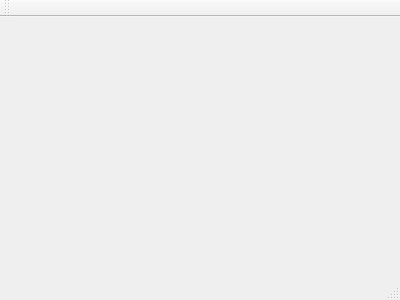
Before: the Qt Designer form seabattleclient/mainwindow.ui in lefrostx/seabattle, drawn with Qt 5.
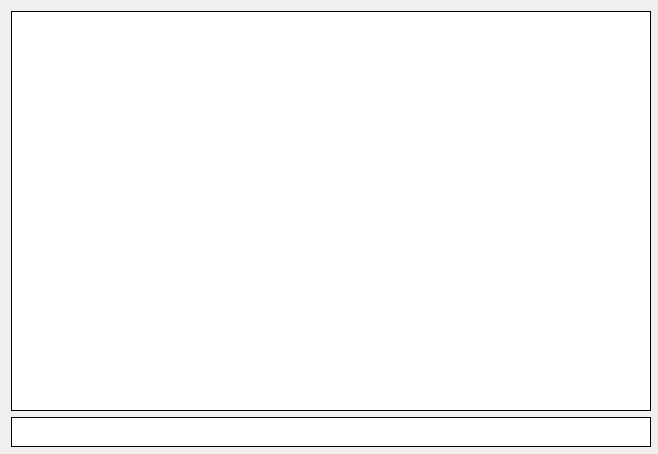
After: the same form once the commit is applied.

Commit message: Создана форма со стартовой картинкой.

Patch:
```diff
--- a/seabattleclient/mainwindow.ui
+++ b/seabattleclient/mainwindow.ui
@@ -1,24 +1,950 @@
 <ui version="4.0">
  <class>MainWindow</class>
- <widget class="QMainWindow" name="MainWindow" >
-  <property name="geometry" >
+ <widget class="QMainWindow" name="MainWindow">
+  <property name="geometry">
    <rect>
     <x>0</x>
     <y>0</y>
-    <width>400</width>
-    <height>300</height>
+    <width>658</width>
+    <height>454</height>
    </rect>
   </property>
-  <property name="windowTitle" >
-   <string>MainWindow</string>
+  <property name="sizePolicy">
+   <sizepolicy hsizetype="Fixed" vsizetype="Fixed">
+    <horstretch>0</horstretch>
+    <verstretch>0</verstretch>
+   </sizepolicy>
   </property>
-  <widget class="QMenuBar" name="menuBar" />
-  <widget class="QToolBar" name="mainToolBar" />
-  <widget class="QWidget" name="centralWidget" />
-  <widget class="QStatusBar" name="statusBar" />
+  <property name="minimumSize">
+   <size>
+    <width>658</width>
+    <height>454</height>
+   </size>
+  </property>
+  <property name="maximumSize">
+   <size>
+    <width>658</width>
+    <height>454</height>
+   </size>
+  </property>
+  <property name="windowTitle">
+   <string>Морской флот</string>
+  </property>
+  <widget class="QWidget" name="centralWidget">
+   <property name="sizePolicy">
+    <sizepolicy hsizetype="Fixed" vsizetype="Fixed">
+     <horstretch>0</horstretch>
+     <verstretch>0</verstretch>
+    </sizepolicy>
+   </property>
+   <property name="minimumSize">
+    <size>
+     <width>658</width>
+     <height>454</height>
+    </size>
+   </property>
+   <property name="maximumSize">
+    <size>
+     <width>658</width>
+     <height>454</height>
+    </size>
+   </property>
+   <layout class="QVBoxLayout" name="verticalLayout">
+    <property name="sizeConstraint">
+     <enum>QLayout::SetFixedSize</enum>
+    </property>
+    <item>
+     <widget class="QFrame" name="pictureMain">
+      <property name="sizePolicy">
+       <sizepolicy hsizetype="Fixed" vsizetype="Fixed">
+        <horstretch>0</horstretch>
+        <verstretch>0</verstretch>
+       </sizepolicy>
+      </property>
+      <property name="minimumSize">
+       <size>
+        <width>640</width>
+        <height>400</height>
+       </size>
+      </property>
+      <property name="palette">
+       <palette>
+        <active>
+         <colorrole role="WindowText">
+          <brush brushstyle="SolidPattern">
+           <color alpha="255">
+            <red>0</red>
+            <green>0</green>
+            <blue>0</blue>
+           </color>
+          </brush>
+         </colorrole>
+         <colorrole role="Button">
+          <brush brushstyle="SolidPattern">
+           <color alpha="255">
+            <red>255</red>
+            <green>255</green>
+            <blue>255</blue>
+           </color>
+          </brush>
+         </colorrole>
+         <colorrole role="Light">
+          <brush brushstyle="SolidPattern">
+           <color alpha="255">
+            <red>255</red>
+            <green>255</green>
+            <blue>255</blue>
+           </color>
+          </brush>
+         </colorrole>
+         <colorrole role="Midlight">
+          <brush brushstyle="SolidPattern">
+           <color alpha="255">
+            <red>255</red>
+            <green>255</green>
+            <blue>255</blue>
+           </color>
+          </brush>
+         </colorrole>
+         <colorrole role="Dark">
+          <brush brushstyle="SolidPattern">
+           <color alpha="255">
+            <red>127</red>
+            <green>127</green>
+            <blue>127</blue>
+           </color>
+          </brush>
+         </colorrole>
+         <colorrole role="Mid">
+          <brush brushstyle="SolidPattern">
+           <color alpha="255">
+            <red>170</red>
+            <green>170</green>
+            <blue>170</blue>
+           </color>
+          </brush>
+         </colorrole>
+         <colorrole role="Text">
+          <brush brushstyle="SolidPattern">
+           <color alpha="255">
+            <red>0</red>
+            <green>0</green>
+            <blue>0</blue>
+           </color>
+          </brush>
+         </colorrole>
+         <colorrole role="BrightText">
+          <brush brushstyle="SolidPattern">
+           <color alpha="255">
+            <red>255</red>
+            <green>255</green>
+            <blue>255</blue>
+           </color>
+          </brush>
+         </colorrole>
+         <colorrole role="ButtonText">
+          <brush brushstyle="SolidPattern">
+           <color alpha="255">
+            <red>0</red>
+            <green>0</green>
+            <blue>0</blue>
+           </color>
+          </brush>
+         </colorrole>
+         <colorrole role="Base">
+          <brush brushstyle="SolidPattern">
+           <color alpha="255">
+            <red>255</red>
+            <green>255</green>
+            <blue>255</blue>
+           </color>
+          </brush>
+         </colorrole>
+         <colorrole role="Window">
+          <brush brushstyle="SolidPattern">
+           <color alpha="255">
+            <red>255</red>
+            <green>255</green>
+            <blue>255</blue>
+           </color>
+          </brush>
+         </colorrole>
+         <colorrole role="Shadow">
+          <brush brushstyle="SolidPattern">
+           <color alpha="255">
+            <red>0</red>
+            <green>0</green>
+            <blue>0</blue>
+           </color>
+          </brush>
+         </colorrole>
+         <colorrole role="AlternateBase">
+          <brush brushstyle="SolidPattern">
+           <color alpha="255">
+            <red>255</red>
+            <green>255</green>
+            <blue>255</blue>
+           </color>
+          </brush>
+         </colorrole>
+         <colorrole role="ToolTipBase">
+          <brush brushstyle="SolidPattern">
+           <color alpha="255">
+            <red>255</red>
+            <green>255</green>
+            <blue>220</blue>
+           </color>
+          </brush>
+         </colorrole>
+         <colorrole role="ToolTipText">
+          <brush brushstyle="SolidPattern">
+           <color alpha="255">
+            <red>0</red>
+            <green>0</green>
+            <blue>0</blue>
+           </color>
+          </brush>
+         </colorrole>
+        </active>
+        <inactive>
+         <colorrole role="WindowText">
+          <brush brushstyle="SolidPattern">
+           <color alpha="255">
+            <red>0</red>
+            <green>0</green>
+            <blue>0</blue>
+           </color>
+          </brush>
+         </colorrole>
+         <colorrole role="Button">
+          <brush brushstyle="SolidPattern">
+           <color alpha="255">
+            <red>255</red>
+            <green>255</green>
+            <blue>255</blue>
+           </color>
+          </brush>
+         </colorrole>
+         <colorrole role="Light">
+          <brush brushstyle="SolidPattern">
+           <color alpha="255">
+            <red>255</red>
+            <green>255</green>
+            <blue>255</blue>
+           </color>
+          </brush>
+         </colorrole>
+         <colorrole role="Midlight">
+          <brush brushstyle="SolidPattern">
+           <color alpha="255">
+            <red>255</red>
+            <green>255</green>
+            <blue>255</blue>
+           </color>
+          </brush>
+         </colorrole>
+         <colorrole role="Dark">
+          <brush brushstyle="SolidPattern">
+           <color alpha="255">
+            <red>127</red>
+            <green>127</green>
+            <blue>127</blue>
+           </color>
+          </brush>
+         </colorrole>
+         <colorrole role="Mid">
+          <brush brushstyle="SolidPattern">
+           <color alpha="255">
+            <red>170</red>
+            <green>170</green>
+            <blue>170</blue>
+           </color>
+          </brush>
+         </colorrole>
+         <colorrole role="Text">
+          <brush brushstyle="SolidPattern">
+           <color alpha="255">
+            <red>0</red>
+            <green>0</green>
+            <blue>0</blue>
+           </color>
+          </brush>
+         </colorrole>
+         <colorrole role="BrightText">
+          <brush brushstyle="SolidPattern">
+           <color alpha="255">
+            <red>255</red>
+            <green>255</green>
+            <blue>255</blue>
+           </color>
+          </brush>
+         </colorrole>
+         <colorrole role="ButtonText">
+          <brush brushstyle="SolidPattern">
+           <color alpha="255">
+            <red>0</red>
+            <green>0</green>
+            <blue>0</blue>
+           </color>
+          </brush>
+         </colorrole>
+         <colorrole role="Base">
+          <brush brushstyle="SolidPattern">
+           <color alpha="255">
+            <red>255</red>
+            <green>255</green>
+            <blue>255</blue>
+           </color>
+          </brush>
+         </colorrole>
+         <colorrole role="Window">
+          <brush brushstyle="SolidPattern">
+           <color alpha="255">
+            <red>255</red>
+            <green>255</green>
+            <blue>255</blue>
+           </color>
+          </brush>
+         </colorrole>
+         <colorrole role="Shadow">
+          <brush brushstyle="SolidPattern">
+           <color alpha="255">
+            <red>0</red>
+            <green>0</green>
+            <blue>0</blue>
+           </color>
+          </brush>
+         </colorrole>
+         <colorrole role="AlternateBase">
+          <brush brushstyle="SolidPattern">
+           <color alpha="255">
+            <red>255</red>
+            <green>255</green>
+            <blue>255</blue>
+           </color>
+          </brush>
+         </colorrole>
+         <colorrole role="ToolTipBase">
+          <brush brushstyle="SolidPattern">
+           <color alpha="255">
+            <red>255</red>
+            <green>255</green>
+            <blue>220</blue>
+           </color>
+          </brush>
+         </colorrole>
+         <colorrole role="ToolTipText">
+          <brush brushstyle="SolidPattern">
+           <color alpha="255">
+            <red>0</red>
+            <green>0</green>
+            <blue>0</blue>
+           </color>
+          </brush>
+         </colorrole>
+        </inactive>
+        <disabled>
+         <colorrole role="WindowText">
+          <brush brushstyle="SolidPattern">
+           <color alpha="255">
+            <red>127</red>
+            <green>127</green>
+            <blue>127</blue>
+           </color>
+          </brush>
+         </colorrole>
+         <colorrole role="Button">
+          <brush brushstyle="SolidPattern">
+           <color alpha="255">
+            <red>255</red>
+            <green>255</green>
+            <blue>255</blue>
+           </color>
+          </brush>
+         </colorrole>
+         <colorrole role="Light">
+          <brush brushstyle="SolidPattern">
+           <color alpha="255">
+            <red>255</red>
+            <green>255</green>
+            <blue>255</blue>
+           </color>
+          </brush>
+         </colorrole>
+         <colorrole role="Midlight">
+          <brush brushstyle="SolidPattern">
+           <color alpha="255">
+            <red>255</red>
+            <green>255</green>
+            <blue>255</blue>
+           </color>
+          </brush>
+         </colorrole>
+         <colorrole role="Dark">
+          <brush brushstyle="SolidPattern">
+           <color alpha="255">
+            <red>127</red>
+            <green>127</green>
+            <blue>127</blue>
+           </color>
+          </brush>
+         </colorrole>
+         <colorrole role="Mid">
+          <brush brushstyle="SolidPattern">
+           <color alpha="255">
+            <red>170</red>
+            <green>170</green>
+            <blue>170</blue>
+           </color>
+          </brush>
+         </colorrole>
+         <colorrole role="Text">
+          <brush brushstyle="SolidPattern">
+           <color alpha="255">
+            <red>127</red>
+            <green>127</green>
+            <blue>127</blue>
+           </color>
+          </brush>
+         </colorrole>
+         <colorrole role="BrightText">
+          <brush brushstyle="SolidPattern">
+           <color alpha="255">
+            <red>255</red>
+            <green>255</green>
+            <blue>255</blue>
+           </color>
+          </brush>
+         </colorrole>
+         <colorrole role="ButtonText">
+          <brush brushstyle="SolidPattern">
+           <color alpha="255">
+            <red>127</red>
+            <green>127</green>
+            <blue>127</blue>
+           </color>
+          </brush>
+         </colorrole>
+         <colorrole role="Base">
+          <brush brushstyle="SolidPattern">
+           <color alpha="255">
+            <red>255</red>
+            <green>255</green>
+            <blue>255</blue>
+           </color>
+          </brush>
+         </colorrole>
+         <colorrole role="Window">
+          <brush brushstyle="SolidPattern">
+           <color alpha="255">
+            <red>255</red>
+            <green>255</green>
+            <blue>255</blue>
+           </color>
+          </brush>
+         </colorrole>
+         <colorrole role="Shadow">
+          <brush brushstyle="SolidPattern">
+           <color alpha="255">
+            <red>0</red>
+            <green>0</green>
+            <blue>0</blue>
+           </color>
+          </brush>
+         </colorrole>
+         <colorrole role="AlternateBase">
+          <brush brushstyle="SolidPattern">
+           <color alpha="255">
+            <red>255</red>
+            <green>255</green>
+            <blue>255</blue>
+           </color>
+          </brush>
+         </colorrole>
+         <colorrole role="ToolTipBase">
+          <brush brushstyle="SolidPattern">
+           <color alpha="255">
+            <red>255</red>
+            <green>255</green>
+            <blue>220</blue>
+           </color>
+          </brush>
+         </colorrole>
+         <colorrole role="ToolTipText">
+          <brush brushstyle="SolidPattern">
+           <color alpha="255">
+            <red>0</red>
+            <green>0</green>
+            <blue>0</blue>
+           </color>
+          </brush>
+         </colorrole>
+        </disabled>
+       </palette>
+      </property>
+      <property name="autoFillBackground">
+       <bool>true</bool>
+      </property>
+      <property name="frameShape">
+       <enum>QFrame::Box</enum>
+      </property>
+      <property name="frameShadow">
+       <enum>QFrame::Plain</enum>
+      </property>
+     </widget>
+    </item>
+    <item>
+     <widget class="QLabel" name="labelStatus">
+      <property name="sizePolicy">
+       <sizepolicy hsizetype="Fixed" vsizetype="Fixed">
+        <horstretch>0</horstretch>
+        <verstretch>0</verstretch>
+       </sizepolicy>
+      </property>
+      <property name="minimumSize">
+       <size>
+        <width>640</width>
+        <height>30</height>
+       </size>
+      </property>
+      <property name="palette">
+       <palette>
+        <active>
+         <colorrole role="WindowText">
+          <brush brushstyle="SolidPattern">
+           <color alpha="255">
+            <red>0</red>
+            <green>0</green>
+            <blue>0</blue>
+           </color>
+          </brush>
+         </colorrole>
+         <colorrole role="Button">
+          <brush brushstyle="SolidPattern">
+           <color alpha="255">
+            <red>255</red>
+            <green>255</green>
+            <blue>255</blue>
+           </color>
+          </brush>
+         </colorrole>
+         <colorrole role="Light">
+          <brush brushstyle="SolidPattern">
+           <color alpha="255">
+            <red>255</red>
+            <green>255</green>
+            <blue>255</blue>
+           </color>
+          </brush>
+         </colorrole>
+         <colorrole role="Midlight">
+          <brush brushstyle="SolidPattern">
+           <color alpha="255">
+            <red>255</red>
+            <green>255</green>
+            <blue>255</blue>
+           </color>
+          </brush>
+         </colorrole>
+         <colorrole role="Dark">
+          <brush brushstyle="SolidPattern">
+           <color alpha="255">
+            <red>127</red>
+            <green>127</green>
+            <blue>127</blue>
+           </color>
+          </brush>
+         </colorrole>
+         <colorrole role="Mid">
+          <brush brushstyle="SolidPattern">
+           <color alpha="255">
+            <red>170</red>
+            <green>170</green>
+            <blue>170</blue>
+           </color>
+          </brush>
+         </colorrole>
+         <colorrole role="Text">
+          <brush brushstyle="SolidPattern">
+           <color alpha="255">
+            <red>0</red>
+            <green>0</green>
+            <blue>0</blue>
+           </color>
+          </brush>
+         </colorrole>
+         <colorrole role="BrightText">
+          <brush brushstyle="SolidPattern">
+           <color alpha="255">
+            <red>255</red>
+            <green>255</green>
+            <blue>255</blue>
+           </color>
+          </brush>
+         </colorrole>
+         <colorrole role="ButtonText">
+          <brush brushstyle="SolidPattern">
+           <color alpha="255">
+            <red>0</red>
+            <green>0</green>
+            <blue>0</blue>
+           </color>
+          </brush>
+         </colorrole>
+         <colorrole role="Base">
+          <brush brushstyle="SolidPattern">
+           <color alpha="255">
+            <red>255</red>
+            <green>255</green>
+            <blue>255</blue>
+           </color>
+          </brush>
+         </colorrole>
+         <colorrole role="Window">
+          <brush brushstyle="SolidPattern">
+           <color alpha="255">
+            <red>255</red>
+            <green>255</green>
+            <blue>255</blue>
+           </color>
+          </brush>
+         </colorrole>
+         <colorrole role="Shadow">
+          <brush brushstyle="SolidPattern">
+           <color alpha="255">
+            <red>0</red>
+            <green>0</green>
+            <blue>0</blue>
+           </color>
+          </brush>
+         </colorrole>
+         <colorrole role="AlternateBase">
+          <brush brushstyle="SolidPattern">
+           <color alpha="255">
+            <red>255</red>
+            <green>255</green>
+            <blue>255</blue>
+           </color>
+          </brush>
+         </colorrole>
+         <colorrole role="ToolTipBase">
+          <brush brushstyle="SolidPattern">
+           <color alpha="255">
+            <red>255</red>
+            <green>255</green>
+            <blue>220</blue>
+           </color>
+          </brush>
+         </colorrole>
+         <colorrole role="ToolTipText">
+          <brush brushstyle="SolidPattern">
+           <color alpha="255">
+            <red>0</red>
+            <green>0</green>
+            <blue>0</blue>
+           </color>
+          </brush>
+         </colorrole>
+        </active>
+        <inactive>
+         <colorrole role="WindowText">
+          <brush brushstyle="SolidPattern">
+           <color alpha="255">
+            <red>0</red>
+            <green>0</green>
+            <blue>0</blue>
+           </color>
+          </brush>
+         </colorrole>
+         <colorrole role="Button">
+          <brush brushstyle="SolidPattern">
+           <color alpha="255">
+            <red>255</red>
+            <green>255</green>
+            <blue>255</blue>
+           </color>
+          </brush>
+         </colorrole>
+         <colorrole role="Light">
+          <brush brushstyle="SolidPattern">
+           <color alpha="255">
+            <red>255</red>
+            <green>255</green>
+            <blue>255</blue>
+           </color>
+          </brush>
+         </colorrole>
+         <colorrole role="Midlight">
+          <brush brushstyle="SolidPattern">
+           <color alpha="255">
+            <red>255</red>
+            <green>255</green>
+            <blue>255</blue>
+           </color>
+          </brush>
+         </colorrole>
+         <colorrole role="Dark">
+          <brush brushstyle="SolidPattern">
+           <color alpha="255">
+            <red>127</red>
+            <green>127</green>
+            <blue>127</blue>
+           </color>
+          </brush>
+         </colorrole>
+         <colorrole role="Mid">
+          <brush brushstyle="SolidPattern">
+           <color alpha="255">
+            <red>170</red>
+            <green>170</green>
+            <blue>170</blue>
+           </color>
+          </brush>
+         </colorrole>
+         <colorrole role="Text">
+          <brush brushstyle="SolidPattern">
+           <color alpha="255">
+            <red>0</red>
+            <green>0</green>
+            <blue>0</blue>
+           </color>
+          </brush>
+         </colorrole>
+         <colorrole role="BrightText">
+          <brush brushstyle="SolidPattern">
+           <color alpha="255">
+            <red>255</red>
+            <green>255</green>
+            <blue>255</blue>
+           </color>
+          </brush>
+         </colorrole>
+         <colorrole role="ButtonText">
+          <brush brushstyle="SolidPattern">
+           <color alpha="255">
+            <red>0</red>
+            <green>0</green>
+            <blue>0</blue>
+           </color>
+          </brush>
+         </colorrole>
+         <colorrole role="Base">
+          <brush brushstyle="SolidPattern">
+           <color alpha="255">
+            <red>255</red>
+            <green>255</green>
+            <blue>255</blue>
+           </color>
+          </brush>
+         </colorrole>
+         <colorrole role="Window">
+          <brush brushstyle="SolidPattern">
+           <color alpha="255">
+            <red>255</red>
+            <green>255</green>
+            <blue>255</blue>
+           </color>
+          </brush>
+         </colorrole>
+         <colorrole role="Shadow">
+          <brush brushstyle="SolidPattern">
+           <color alpha="255">
+            <red>0</red>
+            <green>0</green>
+            <blue>0</blue>
+           </color>
+          </brush>
+         </colorrole>
+         <colorrole role="AlternateBase">
+          <brush brushstyle="SolidPattern">
+           <color alpha="255">
+            <red>255</red>
+            <green>255</green>
+            <blue>255</blue>
+           </color>
+          </brush>
+         </colorrole>
+         <colorrole role="ToolTipBase">
+          <brush brushstyle="SolidPattern">
+           <color alpha="255">
+            <red>255</red>
+            <green>255</green>
+            <blue>220</blue>
+           </color>
+          </brush>
+         </colorrole>
+         <colorrole role="ToolTipText">
+          <brush brushstyle="SolidPattern">
+           <color alpha="255">
+            <red>0</red>
+            <green>0</green>
+            <blue>0</blue>
+           </color>
+          </brush>
+         </colorrole>
+        </inactive>
+        <disabled>
+         <colorrole role="WindowText">
+          <brush brushstyle="SolidPattern">
+           <color alpha="255">
+            <red>127</red>
+            <green>127</green>
+            <blue>127</blue>
+           </color>
+          </brush>
+         </colorrole>
+         <colorrole role="Button">
+          <brush brushstyle="SolidPattern">
+           <color alpha="255">
+            <red>255</red>
+            <green>255</green>
+            <blue>255</blue>
+           </color>
+          </brush>
+         </colorrole>
+         <colorrole role="Light">
+          <brush brushstyle="SolidPattern">
+           <color alpha="255">
+            <red>255</red>
+            <green>255</green>
+            <blue>255</blue>
+           </color>
+          </brush>
+         </colorrole>
+         <colorrole role="Midlight">
+          <brush brushstyle="SolidPattern">
+           <color alpha="255">
+            <red>255</red>
+            <green>255</green>
+            <blue>255</blue>
+           </color>
+          </brush>
+         </colorrole>
+         <colorrole role="Dark">
+          <brush brushstyle="SolidPattern">
+           <color alpha="255">
+            <red>127</red>
+            <green>127</green>
+            <blue>127</blue>
+           </color>
+          </brush>
+         </colorrole>
+         <colorrole role="Mid">
+          <brush brushstyle="SolidPattern">
+           <color alpha="255">
+            <red>170</red>
+            <green>170</green>
+            <blue>170</blue>
+           </color>
+          </brush>
+         </colorrole>
+         <colorrole role="Text">
+          <brush brushstyle="SolidPattern">
+           <color alpha="255">
+            <red>127</red>
+            <green>127</green>
+            <blue>127</blue>
+           </color>
+          </brush>
+         </colorrole>
+         <colorrole role="BrightText">
+          <brush brushstyle="SolidPattern">
+           <color alpha="255">
+            <red>255</red>
+            <green>255</green>
+            <blue>255</blue>
+           </color>
+          </brush>
+         </colorrole>
+         <colorrole role="ButtonText">
+          <brush brushstyle="SolidPattern">
+           <color alpha="255">
+            <red>127</red>
+            <green>127</green>
+            <blue>127</blue>
+           </color>
+          </brush>
+         </colorrole>
+         <colorrole role="Base">
+          <brush brushstyle="SolidPattern">
+           <color alpha="255">
+            <red>255</red>
+            <green>255</green>
+            <blue>255</blue>
+           </color>
+          </brush>
+         </colorrole>
+         <colorrole role="Window">
+          <brush brushstyle="SolidPattern">
+           <color alpha="255">
+            <red>255</red>
+            <green>255</green>
+            <blue>255</blue>
+           </color>
+          </brush>
+         </colorrole>
+         <colorrole role="Shadow">
+          <brush brushstyle="SolidPattern">
+           <color alpha="255">
+            <red>0</red>
+            <green>0</green>
+            <blue>0</blue>
+           </color>
+          </brush>
+         </colorrole>
+         <colorrole role="AlternateBase">
+          <brush brushstyle="SolidPattern">
+           <color alpha="255">
+            <red>255</red>
+            <green>255</green>
+            <blue>255</blue>
+           </color>
+          </brush>
+         </colorrole>
+         <colorrole role="ToolTipBase">
+          <brush brushstyle="SolidPattern">
+           <color alpha="255">
+            <red>255</red>
+            <green>255</green>
+            <blue>220</blue>
+           </color>
+          </brush>
+         </colorrole>
+         <colorrole role="ToolTipText">
+          <brush brushstyle="SolidPattern">
+           <color alpha="255">
+            <red>0</red>
+            <green>0</green>
+            <blue>0</blue>
+           </color>
+          </brush>
+         </colorrole>
+        </disabled>
+       </palette>
+      </property>
+      <property name="font">
+       <font>
+        <pointsize>10</pointsize>
+       </font>
+      </property>
+      <property name="autoFillBackground">
+       <bool>true</bool>
+      </property>
+      <property name="frameShape">
+       <enum>QFrame::Panel</enum>
+      </property>
+      <property name="text">
+       <string/>
+      </property>
+      <property name="alignment">
+       <set>Qt::AlignCenter</set>
+      </property>
+     </widget>
+    </item>
+   </layout>
+  </widget>
  </widget>
- <layoutDefault spacing="6" margin="11" />
- <pixmapfunction></pixmapfunction>
+ <layoutdefault spacing="6" margin="11"/>
  <resources/>
  <connections/>
 </ui>
```
Left out of the diff: 1 changed line with no effect on the pictures. The commit also changes 2 other files.
